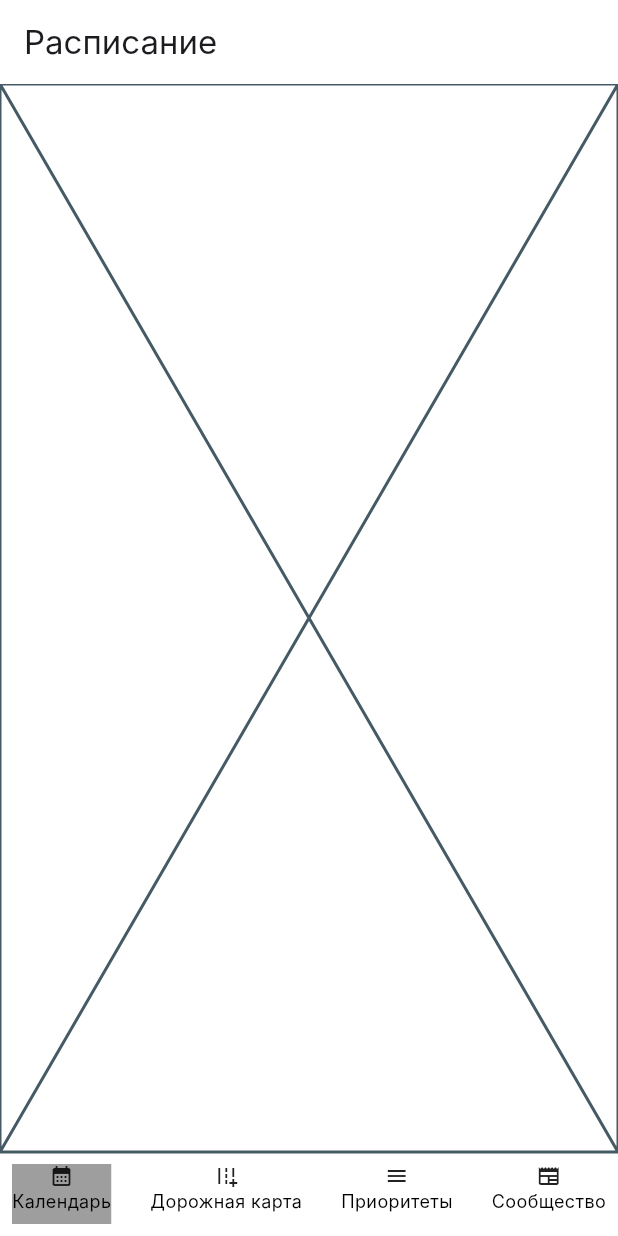
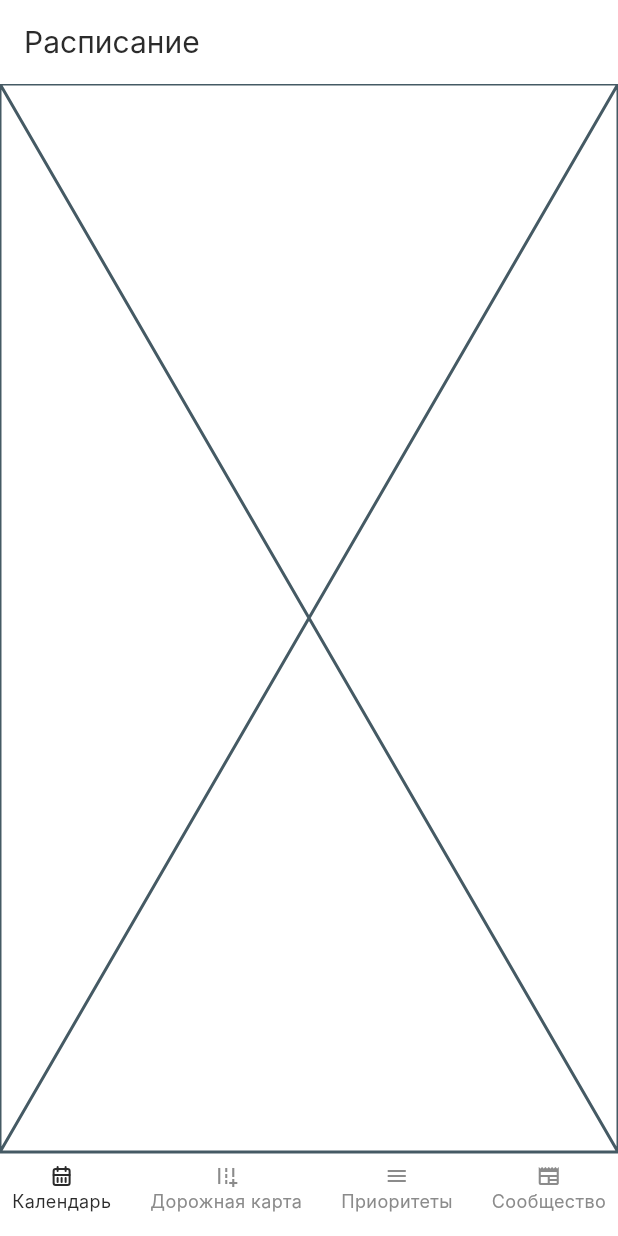
Before and after one commit to EbriusQuasimodo/kipish_m, a Flutter app: the screen it shows after launch, on a phone screen of 412 x 824 dp. Run offline on Flutter 3.47's test engine with Material 3 defaults, Android fonts, the light colour scheme and no system bars; our stand-ins replace flutter_tabler_icons, get, get_storage, talker_flutter; Roboto replaces fonts that are missing (Inter); statements that could not run were skipped.

Commit message:
add styles and icons

```diff
--- a/lib/features/main/home/views/home_view.dart
+++ b/lib/features/main/home/views/home_view.dart
@@ -6,6 +6,7 @@ import 'package:flutter/gestures.dart';
 import 'package:flutter/material.dart';
 import 'package:flutter/rendering.dart';
 import 'package:flutter/widgets.dart';
+import 'package:flutter_tabler_icons/flutter_tabler_icons.dart';
 import 'package:get/get.dart';
 import 'package:kipish_m/features/main/home/controllers/home_controller.dart';
 import 'package:kipish_m/features/main/home/widgets/home_pager.dart';
@@ -24,8 +25,8 @@ class HomeView extends GetView<HomeController> {
         resizeToAvoidBottomInset: false,
         appBar: AppBar(
           scrolledUnderElevation: 0,
-          backgroundColor: Colors.white,
-          title: Text(controller.title.value),
+          backgroundColor: theme.main_light,
+          title: Text(controller.title.value,style: TextStyle(color: theme.main_dark,fontSize:  controller.selected_item.value == Constants.CALENDAR ? 20:32,fontWeight: FontWeight.w400),),
         ),
         body: SafeArea(
           child: Column(
@@ -33,7 +34,7 @@ class HomeView extends GetView<HomeController> {
             children: [
               Expanded(
                 child: Container(
-                  color: Colors.white,
+                  color: theme.main_light,
                   child: Stack(
                     fit: StackFit.expand,
                     children: [
@@ -51,62 +52,125 @@ class HomeView extends GetView<HomeController> {
             mainAxisAlignment: MainAxisAlignment.spaceBetween,
             children: [
               GestureDetector(
-                onTap: (){
+                onTap: () {
                   controller.selectItem(Constants.CALENDAR);
                 },
                 child: Container(
                   height: 40,
-                  decoration: BoxDecoration(
-                      color: controller.selected_item.value == Constants.CALENDAR
-                          ? Colors.grey
-                          : Colors.transparent),
                   child: Column(
-                    children: [Icon(Icons.calendar_month,size: 16,), Text('Календарь',style: TextStyle(fontSize: 12,fontWeight: FontWeight.w400),)],
+                    children: [
+                      Icon(
+                      TablerIcons.calendar_month,
+                        size: 16,
+                        color:
+                            controller.selected_item.value == Constants.CALENDAR
+                                ? theme.main_dark
+                                : theme.accent_color_dark,
+                      ),
+                      Text(
+                        'Календарь',
+                        style: TextStyle(
+                          fontSize: 12,
+                          fontWeight: FontWeight.w400,
+                          color: controller.selected_item.value ==
+                                  Constants.CALENDAR
+                              ? theme.main_dark
+                              : theme.accent_color_dark,
+                        ),
+                      )
+                    ],
                   ),
                 ),
               ),
               GestureDetector(
-                 onTap: (){
+                onTap: () {
                   controller.selectItem(Constants.ROADMAPS);
                 },
                 child: Container(
                   height: 40,
-                  decoration: BoxDecoration(
-                      color: controller.selected_item.value == Constants.ROADMAPS
-                          ? Colors.grey
-                          : Colors.transparent),
                   child: Column(
-                    children: [Icon(Icons.add_road,size: 16,), Text('Дорожная карта',style: TextStyle(fontSize: 12,fontWeight: FontWeight.w400),)],
+                    children: [
+                      Icon(
+                        Icons.add_road,
+                        size: 16,
+                        color:
+                            controller.selected_item.value == Constants.ROADMAPS
+                                ? theme.main_dark
+                                : theme.accent_color_dark,
+                      ),
+                      Text(
+                        'Дорожная карта',
+                        style: TextStyle(
+                          fontSize: 12,
+                          fontWeight: FontWeight.w400,
+                          color: controller.selected_item.value ==
+                                  Constants.ROADMAPS
+                              ? theme.main_dark
+                              : theme.accent_color_dark,
+                        ),
+                      )
+                    ],
                   ),
                 ),
               ),
               GestureDetector(
-                 onTap: (){
+                onTap: () {
                   controller.selectItem(Constants.PRIORITIES);
                 },
                 child: Container(
                   height: 40,
-                  decoration: BoxDecoration(
-                      color: controller.selected_item.value == Constants.PRIORITIES
-                          ? Colors.grey
-                          : Colors.transparent),
                   child: Column(
-                    children: [Icon(Icons.menu,size: 16,), Text('Приоритеты',style: TextStyle(fontSize: 12,fontWeight: FontWeight.w400),)],
+                    children: [
+                      Icon(
+                        Icons.menu,
+                        size: 16,
+                        color: controller.selected_item.value ==
+                                Constants.PRIORITIES
+                            ? theme.main_dark
+                            : theme.accent_color_dark,
+                      ),
+                      Text(
+                        'Приоритеты',
+                        style: TextStyle(
+                          fontSize: 12,
+                          fontWeight: FontWeight.w400,
+                          color: controller.selected_item.value ==
+                                  Constants.PRIORITIES
+                              ? theme.main_dark
+                              : theme.accent_color_dark,
+                        ),
+                      )
+                    ],
                   ),
                 ),
               ),
               GestureDetector(
-                 onTap: (){
+                onTap: () {
                   controller.selectItem(Constants.NEWS);
                 },
                 child: Container(
                   height: 40,
-                  decoration: BoxDecoration(
+                  child: Column(
+                    children: [
+                      Icon(
+                        Icons.newspaper,
+                        size: 16,
                         color: controller.selected_item.value == Constants.NEWS
-                          ? Colors.grey
-                          : Colors.transparent),
-                  child: Column(
-                    children: [Icon(Icons.newspaper,size: 16,), Text('Сообщество',style: TextStyle(fontSize: 12,fontWeight: FontWeight.w400),)],
+                            ? theme.main_dark
+                            : theme.accent_color_dark,
+                      ),
+                      Text(
+                        'Сообщество',
+                        style: TextStyle(
+                          fontSize: 12,
+                          fontWeight: FontWeight.w400,
+                          color:
+                              controller.selected_item.value == Constants.NEWS
+                                  ? theme.main_dark
+                                  : theme.accent_color_dark,
+                        ),
+                      )
+                    ],
                   ),
                 ),
               ),
--- a/lib/services/app_theme.dart
+++ b/lib/services/app_theme.dart
@@ -5,25 +5,52 @@ import 'package:flutter/material.dart';
 import 'package:get/get.dart';
 
 class AppThemeData {
-  IconData icon;
   int index;
   String name;
-
+  int main_dark;
+  int main_light;
+  int accent_color;
+  int accent_color_light;
+  int accent_color_dark;
+  int accent_color_dark2;
   AppThemeData({
-    required this.icon,
     required this.index,
     required this.name,
-
+    required this.main_light,
+    required this.main_dark,
+    required this.accent_color,
+    required this.accent_color_light,
+    required this.accent_color_dark,
+    required this.accent_color_dark2,
   });
 }
 
 class AppThemeController extends GetxController {
- ThemeData _setTheme() {
+   var themes = [AppThemeData(index: 0, name: 'Светлая', main_light: 0xFFFFFFFF, main_dark: 0xFF2B2B2B, accent_color: 0xFFE53838, accent_color_light: 0xFFF8F8F8, accent_color_dark: 0xFF8B8B8B, accent_color_dark2: 0xFFD9D9D9)].obs;
+   final _main_dark = Color(0x00000000).obs;
+   Color get main_dark => _main_dark.value;
+     final _main_light = Color(0x00000000).obs;
+   Color get main_light=> _main_light.value;
+     final _accent_color = Color(0x00000000).obs;
+   Color get accent_color => _accent_color.value;
+     final _accent_color_light = Color(0x00000000).obs;
+   Color get accent_color_light => _accent_color_light.value;
+     final _accent_color_dark = Color(0x00000000).obs;
+   Color get accent_color_dark => _accent_color_dark.value;
+     final _accent_color_dark2 = Color(0x00000000).obs;
+   Color get accent_color_dark2 => _accent_color_dark2.value;
+  ThemeData _setTheme(AppThemeData themeData) {
+       _main_dark.value = Color(themeData.main_dark);
+    _main_light.value = Color(themeData.main_light);
+    _accent_color.value = Color(themeData.accent_color);
+    _accent_color_light.value = Color(themeData.accent_color_light);
+    _accent_color_dark.value = Color(themeData.accent_color_dark);
+    _accent_color_dark2.value = Color(themeData.accent_color_dark2);
     final theme = ThemeData(
       useMaterial3: true,
       fontFamily: 'Inter',
-      canvasColor:  Colors.white,
-      scaffoldBackgroundColor:  Colors.white,
+      canvasColor: Colors.white,
+      scaffoldBackgroundColor: Colors.white,
       textTheme: const TextTheme(
         labelLarge: TextStyle(
           fontSize: 16,
@@ -63,9 +90,9 @@ class AppThemeController extends GetxController {
         ),
       ).apply(
         bodyColor: Colors.black,
-        displayColor:  Colors.black,
+        displayColor: Colors.black,
       ),
-      dividerTheme: DividerThemeData(color:  Colors.grey),
+      dividerTheme: DividerThemeData(color: Colors.grey),
       textSelectionTheme: TextSelectionThemeData(
         cursorColor: Colors.grey,
       ),
@@ -79,30 +106,27 @@ class AppThemeController extends GetxController {
         contentPadding:
             const EdgeInsets.symmetric(horizontal: 12, vertical: 10),
         hintStyle: TextStyle(
-            fontSize: 16, color:  Colors.grey, fontWeight: FontWeight.w400),
+            fontSize: 16, color: Colors.grey, fontWeight: FontWeight.w400),
         border: OutlineInputBorder(
-          borderSide: BorderSide(color:  Colors.grey),
+          borderSide: BorderSide(color: Colors.grey),
           borderRadius: BorderRadius.circular(12),
         ),
-
-        outlineBorder: BorderSide(color:  Colors.grey),
+        outlineBorder: BorderSide(color: Colors.grey),
         enabledBorder: OutlineInputBorder(
-          borderSide: BorderSide(color:  Colors.grey),
+          borderSide: BorderSide(color: Colors.grey),
           borderRadius: BorderRadius.circular(12),
         ),
         disabledBorder: OutlineInputBorder(
-          borderSide: BorderSide(color:  Colors.grey),
+          borderSide: BorderSide(color: Colors.grey),
           borderRadius: BorderRadius.circular(12),
         ),
         focusedBorder: OutlineInputBorder(
-            borderSide: BorderSide(color:  Colors.blue),
-            borderRadius: BorderRadius.circular(12),
-
-
+          borderSide: BorderSide(color: Colors.blue),
+          borderRadius: BorderRadius.circular(12),
         ),
         errorStyle: TextStyle(
-          color:  Colors.red,
-          decorationColor:  Colors.red,
+          color: Colors.red,
+          decorationColor: Colors.red,
           fontWeight: FontWeight.w400,
           fontSize: 14,
         ),
@@ -132,9 +156,9 @@ class AppThemeController extends GetxController {
         foregroundColor: WidgetStateProperty.resolveWith<Color?>(
           (Set<WidgetState> states) {
             if (states.contains(WidgetState.pressed)) {
-              return  Colors.grey;
+              return Colors.grey;
             } else {
-              return  Colors.grey;
+              return Colors.grey;
             }
           },
         ),
@@ -146,31 +170,37 @@ class AppThemeController extends GetxController {
                     borderRadius: BorderRadius.circular(12)))
             .copyWith(
           overlayColor: WidgetStatePropertyAll(Colors.transparent),
-          backgroundColor: WidgetStatePropertyAll( Colors.white),
+          backgroundColor: WidgetStatePropertyAll(Colors.white),
           side: WidgetStateProperty.resolveWith<BorderSide?>(
             (Set<WidgetState> states) {
               if (states.contains(WidgetState.pressed)) {
-                return BorderSide(color:  Colors.grey, width: 1,strokeAlign: BorderSide.strokeAlignOutside);
+                return BorderSide(
+                    color: Colors.grey,
+                    width: 1,
+                    strokeAlign: BorderSide.strokeAlignOutside);
               } else {
-                return BorderSide(color:  Colors.grey, width: 1,strokeAlign: BorderSide.strokeAlignOutside);
+                return BorderSide(
+                    color: Colors.grey,
+                    width: 1,
+                    strokeAlign: BorderSide.strokeAlignOutside);
               }
             },
           ),
           iconColor: WidgetStateProperty.resolveWith<Color?>(
             (Set<WidgetState> states) {
               if (states.contains(WidgetState.pressed)) {
-                return  Colors.grey;
+                return Colors.grey;
               } else {
-                return  Colors.grey;
+                return Colors.grey;
               }
             },
           ),
           foregroundColor: WidgetStateProperty.resolveWith<Color?>(
             (Set<WidgetState> states) {
               if (states.contains(WidgetState.pressed)) {
-                return  Colors.grey;
+                return Colors.grey;
               } else {
-                return  Colors.grey;
+                return Colors.grey;
               }
             },
           ),
@@ -187,27 +217,27 @@ class AppThemeController extends GetxController {
           side: WidgetStateProperty.resolveWith<BorderSide?>(
             (Set<WidgetState> states) {
               if (states.contains(WidgetState.pressed)) {
-                return BorderSide(color:  Colors.grey, width: 1);
+                return BorderSide(color: Colors.grey, width: 1);
               } else {
-                return BorderSide(color:  Colors.grey, width: 1);
+                return BorderSide(color: Colors.grey, width: 1);
               }
             },
           ),
           iconColor: WidgetStateProperty.resolveWith<Color?>(
             (Set<WidgetState> states) {
               if (states.contains(WidgetState.pressed)) {
-                return  Colors.grey;
+                return Colors.grey;
               } else {
-                return  Colors.grey;
+                return Colors.grey;
               }
             },
           ),
           foregroundColor: WidgetStateProperty.resolveWith<Color?>(
             (Set<WidgetState> states) {
               if (states.contains(WidgetState.pressed)) {
-                return  Colors.grey;
+                return Colors.grey;
               } else {
-                return  Colors.grey;
+                return Colors.grey;
               }
             },
           ),
@@ -215,9 +245,9 @@ class AppThemeController extends GetxController {
       ),
       elevatedButtonTheme: ElevatedButtonThemeData(
         style: ElevatedButton.styleFrom(
-                foregroundColor:  Colors.white,
+                foregroundColor: Colors.white,
                 elevation: 0,
-                iconColor:  Colors.white,
+                iconColor: Colors.white,
                 shadowColor: Colors.transparent,
                 padding: EdgeInsets.all(10),
                 shape: RoundedRectangleBorder(
@@ -226,18 +256,18 @@ class AppThemeController extends GetxController {
           overlayColor: WidgetStateProperty.resolveWith<Color?>(
             (Set<WidgetState> states) {
               if (states.contains(WidgetState.pressed)) {
-                return  Colors.grey;
+                return Colors.grey;
               } else {
-                return  Colors.grey;
+                return Colors.grey;
               }
             },
           ),
           backgroundColor: WidgetStateProperty.resolveWith<Color?>(
             (Set<WidgetState> states) {
               if (states.contains(WidgetState.pressed)) {
-                return  Colors.grey;
+                return Colors.grey;
               } else {
-                return  Colors.grey;
+                return Colors.grey;
               }
             },
           ),
@@ -246,15 +276,13 @@ class AppThemeController extends GetxController {
     );
 
     return theme;
-}
+  }
 
   late Rx<ThemeData> currentTheme;
 
-
   @override
   void onInit() {
-
-    currentTheme = _setTheme().obs;
+    currentTheme = _setTheme(themes.first).obs;
     super.onInit();
   }
 
--- a/pubspec.yaml
+++ b/pubspec.yaml
@@ -20,6 +20,7 @@ dependencies:
   talker_dio_logger: ^4.6.11
   intl: ^0.19.0
   path: ^1.9.0
+  flutter_tabler_icons: ^1.43.0
 
 dev_dependencies:
   flutter_test:
```
Also changed, not shown: lib/features/main/home/controllers/home_controller.dart (+4 -3 lines), pubspec.lock. Lines whose indentation alone changed are shown as unchanged.
